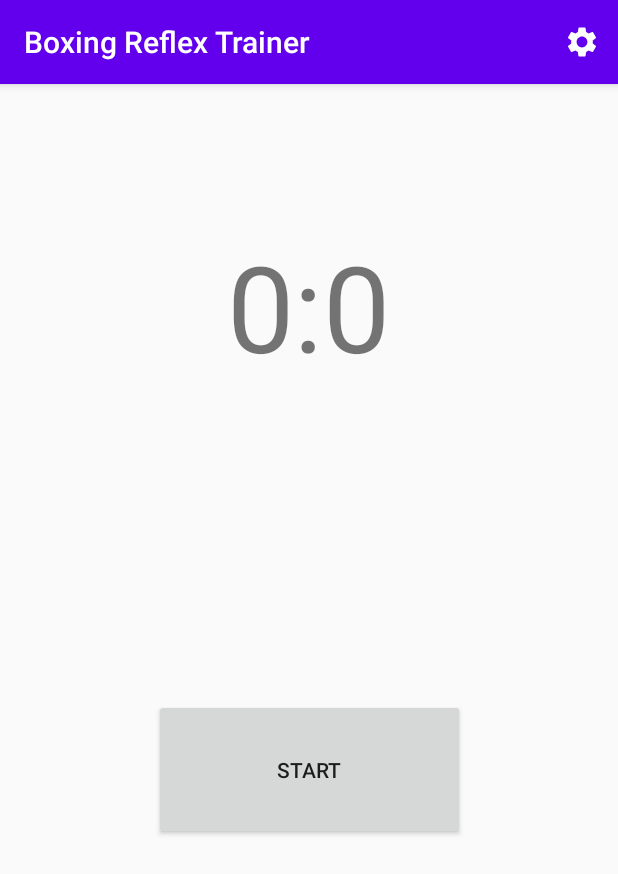
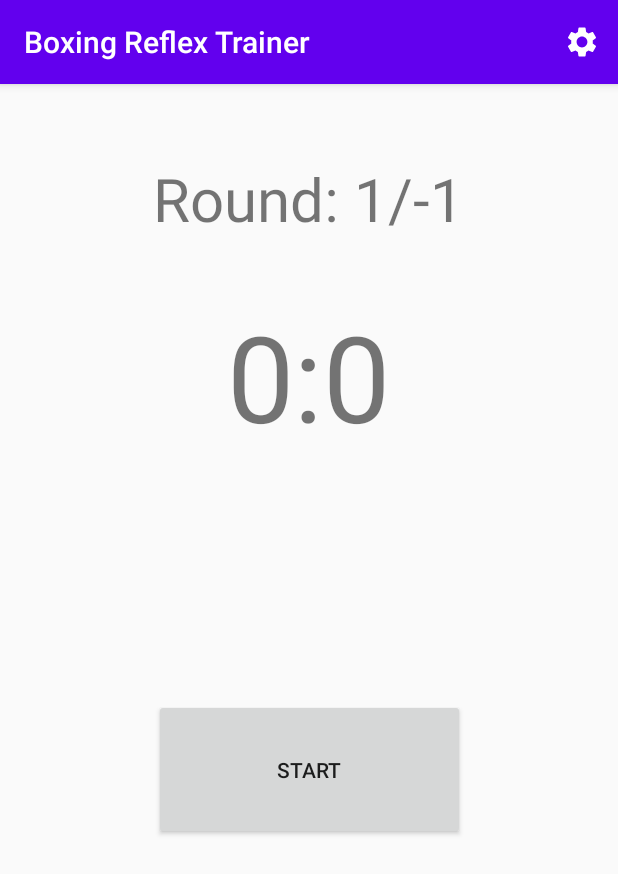
Before and after one commit to Zambo-dev/Boxing-Reflex-Trainer, an Android app: the screen it shows after launch (MainActivity), on a phone screen of 412 x 824 dp. Shown: the top 874 px of the screen. Run offline under Robolectric (Android 15) with nearby library versions, the phone set to English and light mode, and no system bars.

Commit message:
Round View

```diff
--- a/app/src/main/java/com/example/boxingreflextrainer/MainActivity.java
+++ b/app/src/main/java/com/example/boxingreflextrainer/MainActivity.java
@@ -28,7 +28,7 @@ public class MainActivity extends AppCompatActivity {
         stopButton = findViewById(R.id.StopButton);
 
         // Pass timer view and time to TimerHandler class with constructor
-        timerHandler = new TimerHandler(this.<TextView>findViewById(R.id.Timer), this.<Button>findViewById(R.id.StartButton), this.<Button>findViewById(R.id.PauseButton), this.<Button>findViewById(R.id.StopButton), 0, 0, this);
+        timerHandler = new TimerHandler(this.<TextView>findViewById(R.id.Timer), this.<TextView>findViewById(R.id.RoundView), this.<Button>findViewById(R.id.StartButton), this.<Button>findViewById(R.id.PauseButton), this.<Button>findViewById(R.id.StopButton), 0, 0, this);
         // Get shared preference time
         timerHandler.getPreferences();
 
--- a/app/src/main/java/com/example/boxingreflextrainer/TimerHandler.java
+++ b/app/src/main/java/com/example/boxingreflextrainer/TimerHandler.java
@@ -12,7 +12,8 @@ import androidx.preference.PreferenceManager;
 // This class manage the timer functions
 public class TimerHandler {
     // Create TextView object
-    public TextView timer;
+    public TextView timer, roundView;
+    public Button startButton, pauseButton, stopButton;
     // Timer's remaining time
     long milsToFinish;
     // Total time got from settings file
@@ -26,23 +27,23 @@ public class TimerHandler {
     SharedPreferences sharedPreferences;
     Context context;
     int roundIterator = 0;
-    int roundNumber;
-    Button startButton, pauseButton, stopButton;
+    int roundNumber = 0;
 
 
     // Constructor
-    TimerHandler(TextView template, Button start, Button pause, Button stop, long minutes, long seconds, Context context) {
+    TimerHandler(TextView template, TextView round, Button start, Button pause, Button stop, long minutes, long seconds, Context context) {
         this.context = context;
         startButton = start;
         pauseButton = pause;
         stopButton = stop;
+        roundView = round;
         // Set total time
         totalTime = convertTime(minutes, seconds);
         milsToFinish = totalTime;
         // Set timer TextView
         timer = template;
         // Set timer text
-        updateTimerView(milsToFinish);
+        updateView(milsToFinish);
         // Create timer
         clock = createTimer();
 
@@ -50,10 +51,11 @@ public class TimerHandler {
 
 
     // Update timer View
-    public void updateTimerView(long time) {
+    public void updateView(long time) {
         long minutes = time / timeConversionValue;
         long seconds = (time % timeConversionValue) / 1000;
 
+        roundView.setText(String.format("Round: %d/%d", roundIterator + 1, roundNumber));
         timer.setText(String.format("%d:%d", minutes, seconds));
     }
 
@@ -81,7 +83,7 @@ public class TimerHandler {
             // Every tick update milliseconds remaining and TextView's text
             public void onTick(long millisUntilFinished) {
                 milsToFinish = millisUntilFinished;
-                updateTimerView(milsToFinish);
+                updateView(milsToFinish);
             }
 
             // When timer reach to the end print on TextView
@@ -127,10 +129,10 @@ public class TimerHandler {
             setTotalTime(Long.parseLong(splitString[0]), Long.parseLong(splitString[1]));
         }
 
-        roundNumber = sharedPreferences.getInt("roundNumber", 1);
+        roundNumber = Integer.parseInt(sharedPreferences.getString("roundsNumber", "-1"));
 
         // Update timer View
-        updateTimerView(milsToFinish);
+        updateView(milsToFinish);
 
     }
 
@@ -176,7 +178,7 @@ public class TimerHandler {
         // Create a new timer with milliseconds remaining
         clock = createTimer();
         // Reset TextView's text
-        updateTimerView(milsToFinish);
+        updateView(milsToFinish);
     }
 
 }
--- a/app/src/main/res/layout/activity_main.xml
+++ b/app/src/main/res/layout/activity_main.xml
@@ -59,7 +59,20 @@
         app:layout_constraintHorizontal_bias="0.495"
         app:layout_constraintStart_toStartOf="parent"
         app:layout_constraintTop_toTopOf="parent"
-        app:layout_constraintVertical_bias="0.139" />
+        app:layout_constraintVertical_bias="0.207" />
+
+    <TextView
+        android:id="@+id/RoundView"
+        android:layout_width="290dp"
+        android:layout_height="45dp"
+        android:textSize="40dp"
+        android:gravity="center"
+        app:layout_constraintBottom_toBottomOf="parent"
+        app:layout_constraintEnd_toEndOf="parent"
+        app:layout_constraintHorizontal_bias="0.495"
+        app:layout_constraintStart_toStartOf="parent"
+        app:layout_constraintTop_toTopOf="parent"
+        app:layout_constraintVertical_bias="0.068" />
 
 
 </androidx.constraintlayout.widget.ConstraintLayout>
```
